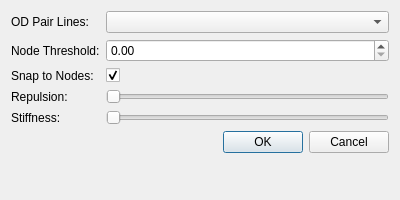
patmalcolm91/qgis-plugin-flow-map-arrow-curver, file flow_map_arrow_curver_dialog_base.ui: the form before one commit.
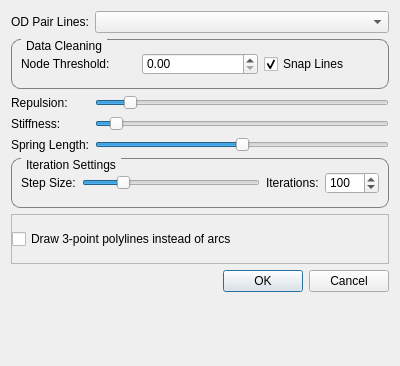
The form after the commit.

Commit message: Added settings to UI and expanded algorithm. Still needs to be debugged and tuned. Currently, the forces are either much too small or much too large.

```diff
--- a/flow_map_arrow_curver_dialog_base.ui
+++ b/flow_map_arrow_curver_dialog_base.ui
@@ -7,7 +7,7 @@
     <x>0</x>
     <y>0</y>
     <width>400</width>
-    <height>200</height>
+    <height>366</height>
    </rect>
   </property>
   <property name="windowTitle">
@@ -31,61 +31,229 @@
      </property>
     </widget>
    </item>
-   <item row="1" column="0">
-    <widget class="QLabel" name="nodeThresholdLabel">
-     <property name="text">
-      <string>Node Threshold:</string>
+   <item row="1" column="0" colspan="2">
+    <widget class="QGroupBox" name="cleaningGroupBox">
+     <property name="minimumSize">
+      <size>
+       <width>0</width>
+       <height>50</height>
+      </size>
      </property>
-    </widget>
-   </item>
-   <item row="1" column="1">
-    <widget class="QDoubleSpinBox" name="nodeThresholdBox">
+     <property name="sizeIncrement">
+      <size>
+       <width>0</width>
+       <height>0</height>
+      </size>
+     </property>
      <property name="toolTip">
       <string>Threshold distance for considering two nodes the same.</string>
      </property>
-     <property name="maximum">
-      <double>1000.000000000000000</double>
+     <property name="styleSheet">
+      <string notr="true">
+
+QGroupBox {
+    border: 1px solid gray;
+    border-radius: 9px;
+    margin-top: 0.5em;
+}
+
+QGroupBox::title {
+    subcontrol-origin: margin;
+    left: 10px;
+    padding: 0 3px 0 3px;
+}
+
+</string>
      </property>
-     <property name="value">
-      <double>0.000000000000000</double>
+     <property name="title">
+      <string>Data Cleaning</string>
      </property>
+     <layout class="QHBoxLayout" name="horizontalLayout">
+      <item>
+       <widget class="QLabel" name="nodeThresholdLabel">
+        <property name="text">
+         <string>Node Threshold:</string>
+        </property>
+       </widget>
+      </item>
+      <item>
+       <widget class="QDoubleSpinBox" name="nodeThresholdBox">
+        <property name="toolTip">
+         <string>Threshold distance for considering two nodes the same.</string>
+        </property>
+        <property name="maximum">
+         <double>1000.000000000000000</double>
+        </property>
+        <property name="value">
+         <double>0.000000000000000</double>
+        </property>
+       </widget>
+      </item>
+      <item>
+       <widget class="QCheckBox" name="snapNodesBox">
+        <property name="toolTip">
+         <string>Whether or not to snap lines to the calculated nodes.</string>
+        </property>
+        <property name="text">
+         <string>Snap Lines</string>
+        </property>
+        <property name="checked">
+         <bool>true</bool>
+        </property>
+       </widget>
+      </item>
+     </layout>
     </widget>
    </item>
-   <item row="3" column="0">
+   <item row="4" column="0">
     <widget class="QLabel" name="repulsionLabel">
      <property name="text">
       <string>Repulsion:</string>
      </property>
     </widget>
    </item>
-   <item row="3" column="1">
+   <item row="4" column="1">
     <widget class="QSlider" name="repulsionSlider">
      <property name="toolTip">
       <string>The force with which nodes repel the arc control points.</string>
      </property>
+     <property name="maximum">
+      <number>100</number>
+     </property>
+     <property name="value">
+      <number>10</number>
+     </property>
      <property name="orientation">
       <enum>Qt::Horizontal</enum>
      </property>
     </widget>
    </item>
-   <item row="4" column="0">
+   <item row="5" column="0">
     <widget class="QLabel" name="stiffnessLabel">
      <property name="text">
       <string>Stiffness:</string>
      </property>
     </widget>
    </item>
-   <item row="4" column="1">
-    <widget class="QSlider" name="stiffnessSlider">
-     <property name="toolTip">
-      <string>The force with which arc control points are attracted back to the straight-line midpoint.</string>
-     </property>
-     <property name="orientation">
-      <enum>Qt::Horizontal</enum>
-     </property>
-    </widget>
-   </item>
    <item row="5" column="1">
+    <widget class="QSlider" name="stiffnessSlider">
+     <property name="toolTip">
+      <string>The force with which arc control points are attracted back to their respective straight-line midpoint.</string>
+     </property>
+     <property name="maximum">
+      <number>20</number>
+     </property>
+     <property name="value">
+      <number>1</number>
+     </property>
+     <property name="orientation">
+      <enum>Qt::Horizontal</enum>
+     </property>
+    </widget>
+   </item>
+   <item row="6" column="0">
+    <widget class="QLabel" name="springLengthLabel">
+     <property name="text">
+      <string>Spring Length:</string>
+     </property>
+    </widget>
+   </item>
+   <item row="6" column="1">
+    <widget class="QSlider" name="springLengthSlider">
+     <property name="toolTip">
+      <string>Distance within which the stiffness acts in the reverse direction.</string>
+     </property>
+     <property name="maximum">
+      <number>100</number>
+     </property>
+     <property name="value">
+      <number>50</number>
+     </property>
+     <property name="orientation">
+      <enum>Qt::Horizontal</enum>
+     </property>
+    </widget>
+   </item>
+   <item row="7" column="0" colspan="2">
+    <widget class="QGroupBox" name="groupBox">
+     <property name="minimumSize">
+      <size>
+       <width>0</width>
+       <height>50</height>
+      </size>
+     </property>
+     <property name="toolTip">
+      <string>Settings for controlling how the algorithm iterates to find its solution.</string>
+     </property>
+     <property name="styleSheet">
+      <string notr="true">
+
+QGroupBox {
+    border: 1px solid gray;
+    border-radius: 9px;
+    margin-top: 0.5em;
+}
+
+QGroupBox::title {
+    subcontrol-origin: margin;
+    left: 10px;
+    padding: 0 3px 0 3px;
+}</string>
+     </property>
+     <property name="title">
+      <string>Iteration Settings</string>
+     </property>
+     <layout class="QHBoxLayout" name="horizontalLayout_2">
+      <item>
+       <widget class="QLabel" name="stepSizeLabel">
+        <property name="text">
+         <string>Step Size:</string>
+        </property>
+       </widget>
+      </item>
+      <item>
+       <widget class="QSlider" name="stepSizeSlider">
+        <property name="toolTip">
+         <string>Factor by which to multiply the resultant force to achieve the step size.</string>
+        </property>
+        <property name="minimum">
+         <number>1</number>
+        </property>
+        <property name="maximum">
+         <number>20</number>
+        </property>
+        <property name="value">
+         <number>5</number>
+        </property>
+        <property name="orientation">
+         <enum>Qt::Horizontal</enum>
+        </property>
+       </widget>
+      </item>
+      <item>
+       <widget class="QLabel" name="iterationsLabel">
+        <property name="text">
+         <string>Iterations:</string>
+        </property>
+       </widget>
+      </item>
+      <item>
+       <widget class="QSpinBox" name="iterationsBox">
+        <property name="minimum">
+         <number>1</number>
+        </property>
+        <property name="maximum">
+         <number>1000</number>
+        </property>
+        <property name="value">
+         <number>100</number>
+        </property>
+       </widget>
+      </item>
+     </layout>
+    </widget>
+   </item>
+   <item row="9" column="1">
     <widget class="QDialogButtonBox" name="button_box">
      <property name="orientation">
       <enum>Qt::Horizontal</enum>
@@ -95,24 +263,53 @@
      </property>
     </widget>
    </item>
-   <item row="2" column="0">
-    <widget class="QLabel" name="snapNodesLabel">
-     <property name="text">
-      <string>Snap to Nodes:</string>
+   <item row="8" column="0" colspan="2">
+    <widget class="QFrame" name="outputFrame">
+     <property name="sizePolicy">
+      <sizepolicy hsizetype="MinimumExpanding" vsizetype="Preferred">
+       <horstretch>0</horstretch>
+       <verstretch>0</verstretch>
+      </sizepolicy>
      </property>
-    </widget>
-   </item>
-   <item row="2" column="1">
-    <widget class="QCheckBox" name="snapNodesBox">
-     <property name="toolTip">
-      <string>Whether or not to snap lines to the calculated nodes.</string>
+     <property name="minimumSize">
+      <size>
+       <width>100</width>
+       <height>50</height>
+      </size>
      </property>
-     <property name="text">
-      <string/>
+     <property name="frameShape">
+      <enum>QFrame::StyledPanel</enum>
      </property>
-     <property name="checked">
-      <bool>true</bool>
+     <property name="frameShadow">
+      <enum>QFrame::Raised</enum>
      </property>
+     <layout class="QGridLayout" name="gridLayout">
+      <property name="margin">
+       <number>0</number>
+      </property>
+      <item row="0" column="0">
+       <widget class="QCheckBox" name="outputPolylineBox">
+        <property name="sizePolicy">
+         <sizepolicy hsizetype="Preferred" vsizetype="Preferred">
+          <horstretch>0</horstretch>
+          <verstretch>0</verstretch>
+         </sizepolicy>
+        </property>
+        <property name="minimumSize">
+         <size>
+          <width>0</width>
+          <height>0</height>
+         </size>
+        </property>
+        <property name="toolTip">
+         <string>Check this if you intend to use the curved arrows layer rendering feature on the output layer.</string>
+        </property>
+        <property name="text">
+         <string>Draw 3-point polylines instead of arcs</string>
+        </property>
+       </widget>
+      </item>
+     </layout>
     </widget>
    </item>
   </layout>
```
Left out of the diff: 2 changed lines with no effect on the pictures. The commit also changes 3 other files.
